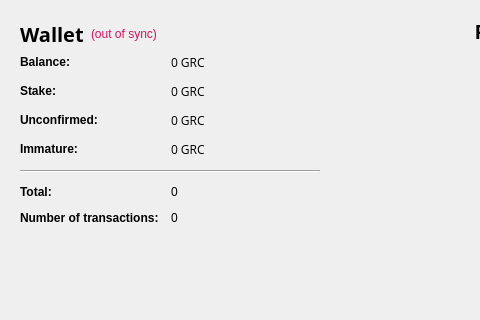
Qt form src/qt/forms/overviewpage.ui (gridcoin-community/Gridcoin-Research) before a commit; both pictures show x 0 to 480 and y 0 to 320 of the 969 by 520 pixel window.
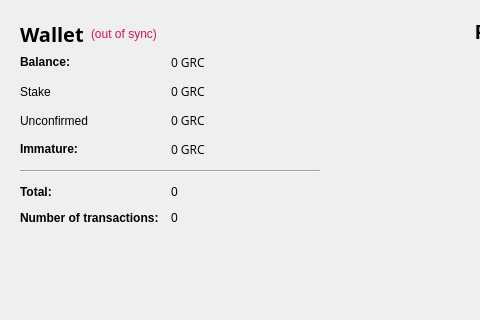
The same form after that commit. Icons and pictures are not drawn.

Diff of the .ui file:
```diff
--- a/src/qt/forms/overviewpage.ui
+++ b/src/qt/forms/overviewpage.ui
@@ -283,7 +283,7 @@
           <item row="1" column="0">
            <widget class="QLabel" name="label_6">
             <property name="text">
-             <string>&lt;html&gt;&lt;head/&gt;&lt;body&gt;&lt;p&gt;&lt;span style=&quot; font-weight:600;&quot;&gt;Stake:&lt;/span&gt;&lt;/p&gt;&lt;/body&gt;&lt;/html&gt;</string>
+             <string>Stake</string>
             </property>
            </widget>
           </item>
@@ -311,7 +311,7 @@
           <item row="2" column="0">
            <widget class="QLabel" name="label_3">
             <property name="text">
-             <string>&lt;html&gt;&lt;head/&gt;&lt;body&gt;&lt;p&gt;&lt;span style=&quot; font-weight:600;&quot;&gt;Unconfirmed:&lt;/span&gt;&lt;/p&gt;&lt;/body&gt;&lt;/html&gt;</string>
+             <string>Unconfirmed</string>
             </property>
            </widget>
           </item>
```
Left out of the diff: 14 changed lines with no effect on the pictures.
